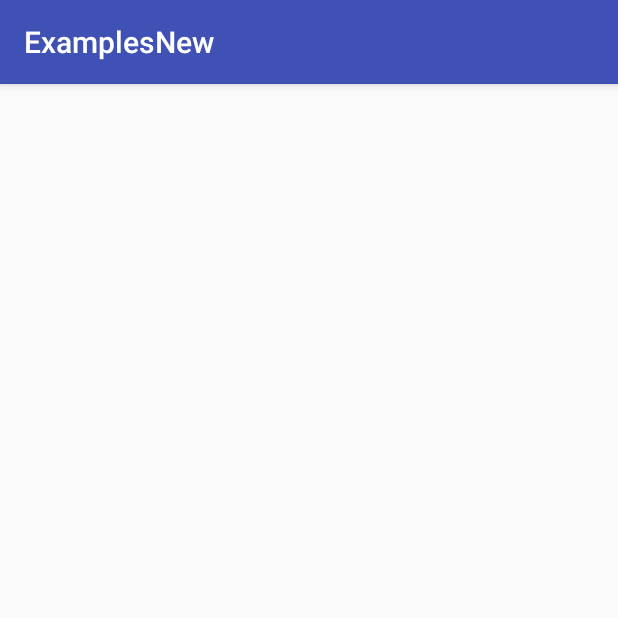
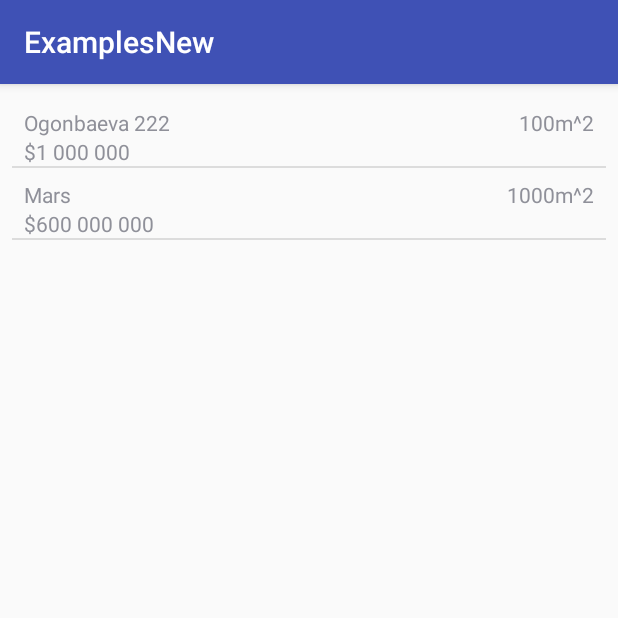
Before and after one commit to AlexWalker28/TrainingFeb, an Android app: the screen it shows after launch (MainActivity), on a phone screen of 412 x 824 dp, the top half of it. Run offline under Robolectric (Android 15) with nearby library versions, the phone set to English and light mode, and no system bars.

Commit message:
Simple listView example

```diff
--- /dev/null
+++ b/app/src/main/java/kg/kloop/android/examplesnew/CustomArrayAdapter.java
@@ -0,0 +1,45 @@
+package kg.kloop.android.examplesnew;
+
+import android.content.Context;
+import android.support.annotation.NonNull;
+import android.support.annotation.Nullable;
+import android.view.LayoutInflater;
+import android.view.View;
+import android.view.ViewGroup;
+import android.widget.ArrayAdapter;
+import android.widget.TextView;
+
+import java.util.List;
+
+/**
+ * Created by alexwalker on 19.02.2018.
+ */
+
+class CustomArrayAdapter extends ArrayAdapter<Flat> {
+    public CustomArrayAdapter(@NonNull Context context, int resource, @NonNull List<Flat> flats) {
+        super(context, resource, flats);
+    }
+
+
+    @NonNull
+    @Override
+    public View getView(int position, @Nullable View convertView, @NonNull ViewGroup parent) {
+        View itemView = convertView;
+        if (itemView == null) {
+            itemView = LayoutInflater.from(getContext())
+                    .inflate(R.layout.list_view_item, parent, false);
+        }
+
+        Flat currentFlat = getItem(position);
+
+        TextView addressTextView = itemView.findViewById(R.id.address_text_view);
+        TextView priceTextView = itemView.findViewById(R.id.price_text_view);
+        TextView areaTextView = itemView.findViewById(R.id.area_text_view);
+
+        addressTextView.setText(currentFlat.getAddress());
+        priceTextView.setText(currentFlat.getPrice());
+        areaTextView.setText(currentFlat.getArea());
+
+        return itemView;
+    }
+}
--- /dev/null
+++ b/app/src/main/java/kg/kloop/android/examplesnew/Flat.java
@@ -0,0 +1,44 @@
+package kg.kloop.android.examplesnew;
+
+/**
+ * Created by alexwalker on 19.02.2018.
+ */
+
+class Flat {
+    String address;
+    String price;
+    String area;
+
+    public Flat() {
+    }
+
+    public Flat(String address, String price, String area) {
+        this.address = address;
+        this.price = price;
+        this.area = area;
+    }
+
+    public String getAddress() {
+        return address;
+    }
+
+    public void setAddress(String address) {
+        this.address = address;
+    }
+
+    public String getPrice() {
+        return price;
+    }
+
+    public void setPrice(String price) {
+        this.price = price;
+    }
+
+    public String getArea() {
+        return area;
+    }
+
+    public void setArea(String area) {
+        this.area = area;
+    }
+}
--- a/app/src/main/java/kg/kloop/android/examplesnew/MainActivity.java
+++ b/app/src/main/java/kg/kloop/android/examplesnew/MainActivity.java
@@ -5,9 +5,17 @@ import android.os.Bundle;
 import android.view.View;
 import android.widget.Button;
 import android.widget.EditText;
+import android.widget.ListView;
 import android.widget.TextView;
 
+import java.util.ArrayList;
+
+
 public class MainActivity extends AppCompatActivity {
+
+    ListView listView;
+    ArrayList<Flat> flatsArrayList;
+    CustomArrayAdapter adapter;
 
 
     @Override
@@ -15,6 +23,20 @@ public class MainActivity extends AppCompatActivity {
         super.onCreate(savedInstanceState);
         setContentView(R.layout.activity_main);
 
+        listView = findViewById(R.id.flats_list_view);
+        flatsArrayList = new ArrayList<>();
+
+        Flat flat1 = new Flat("Ogonbaeva 222", "$1 000 000", "100m^2");
+        Flat flat2 = new Flat("Mars", "$600 000 000", "1000m^2");
+
+        flatsArrayList.add(flat1);
+        flatsArrayList.add(flat2);
+
+        adapter = new CustomArrayAdapter(getApplicationContext()
+                , R.layout.list_view_item
+                , flatsArrayList);
+        listView.setAdapter(adapter);
+
 
     }
 
--- a/app/src/main/res/layout/activity_main.xml
+++ b/app/src/main/res/layout/activity_main.xml
@@ -6,4 +6,16 @@
     android:layout_height="match_parent"
     tools:context="kg.kloop.android.examplesnew.MainActivity">
 
+    <ListView
+        android:id="@+id/flats_list_view"
+        android:layout_width="match_parent"
+        android:layout_height="match_parent"
+        android:layout_marginBottom="8dp"
+        android:layout_marginEnd="8dp"
+        android:layout_marginStart="8dp"
+        android:layout_marginTop="8dp"
+        app:layout_constraintBottom_toBottomOf="parent"
+        app:layout_constraintEnd_toEndOf="parent"
+        app:layout_constraintStart_toStartOf="parent"
+        app:layout_constraintTop_toTopOf="parent" />
 </android.support.constraint.ConstraintLayout>
--- /dev/null
+++ b/app/src/main/res/layout/list_view_item.xml
@@ -0,0 +1,34 @@
+<?xml version="1.0" encoding="utf-8"?>
+<android.support.constraint.ConstraintLayout
+    xmlns:android="http://schemas.android.com/apk/res/android"
+    xmlns:app="http://schemas.android.com/apk/res-auto"
+    xmlns:tools="http://schemas.android.com/tools"
+    android:layout_width="match_parent"
+    android:layout_height="match_parent">
+
+    <TextView
+        android:id="@+id/address_text_view"
+        android:layout_width="wrap_content"
+        android:layout_height="wrap_content"
+        android:layout_marginStart="8dp"
+        android:layout_marginTop="8dp"
+        app:layout_constraintStart_toStartOf="parent"
+        app:layout_constraintTop_toTopOf="parent" />
+
+    <TextView
+        android:id="@+id/price_text_view"
+        android:layout_width="wrap_content"
+        android:layout_height="wrap_content"
+        android:layout_marginStart="8dp"
+        app:layout_constraintStart_toStartOf="parent"
+        app:layout_constraintTop_toBottomOf="@+id/address_text_view" />
+
+    <TextView
+        android:id="@+id/area_text_view"
+        android:layout_width="wrap_content"
+        android:layout_height="wrap_content"
+        android:layout_marginEnd="8dp"
+        android:layout_marginTop="8dp"
+        app:layout_constraintEnd_toEndOf="parent"
+        app:layout_constraintTop_toTopOf="parent" />
+</android.support.constraint.ConstraintLayout>
--- a/build.gradle
+++ b/build.gradle
@@ -7,7 +7,7 @@ buildscript {
         jcenter()
     }
     dependencies {
-        classpath 'com.android.tools.build:gradle:3.0.0'
+        classpath 'com.android.tools.build:gradle:3.0.1'
 
 
         // NOTE: Do not place your application dependencies here; they belong
```
